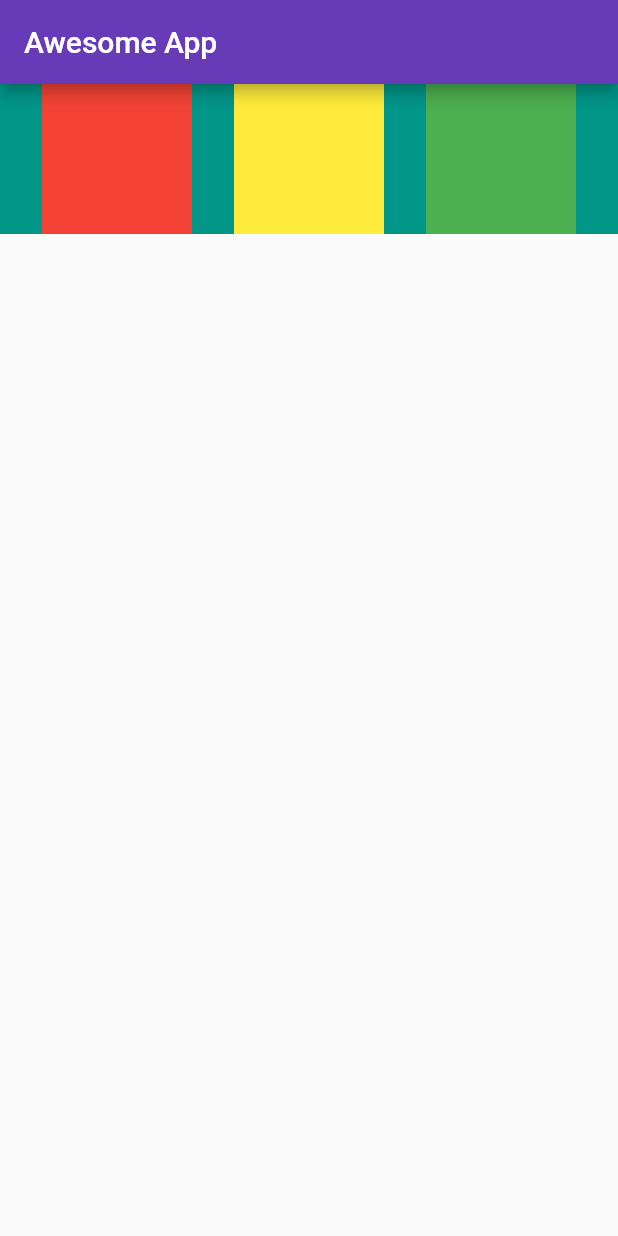
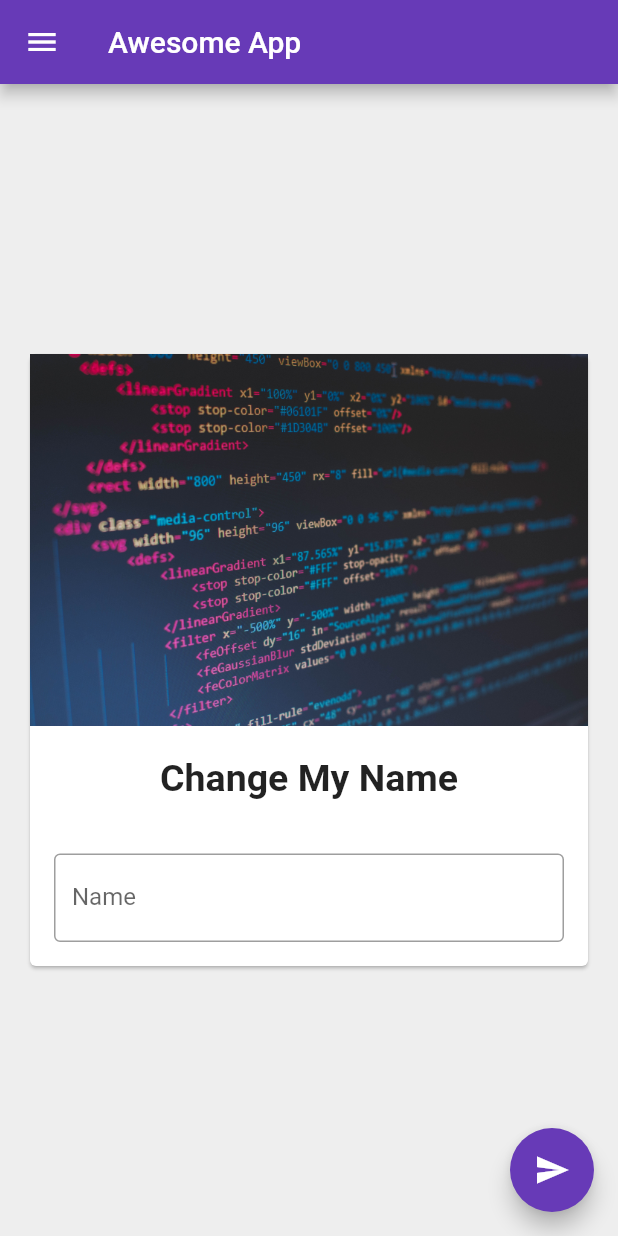
Before and after one commit to MitchellQ/flutter_essentials, a Flutter app: the screen it shows after launch, on a phone screen of 412 x 824 dp. Run offline on Flutter 3.47's test engine with Material 2 defaults, Android fonts, the phone set to English and light mode, and no system bars.

Commit message:
Chapter 4 Completed

```diff
--- a/lib/main.dart
+++ b/lib/main.dart
@@ -8,46 +8,102 @@ void main() {
       )));
 }
 
-class HomePage extends StatelessWidget {
+class HomePage extends StatefulWidget {
   const HomePage({Key? key}) : super(key: key);
+
+  @override
+  State<HomePage> createState() => _HomePageState();
+}
+
+class _HomePageState extends State<HomePage> {
+  var myText = "Change My Name";
+  final TextEditingController _nameController = TextEditingController();
 
   @override
   Widget build(BuildContext context) {
     return Scaffold(
+      backgroundColor: Colors.grey[200],
       appBar: AppBar(
         title: const Text("Awesome App"),
       ),
-      body: Container(
-        color: Colors.teal,
-        height: 100,
-        child: Row(
-          mainAxisAlignment: MainAxisAlignment.spaceEvenly,
-          crossAxisAlignment: CrossAxisAlignment.stretch,
+      body: Center(
+          child: Padding(
+        padding: const EdgeInsets.all(16),
+        child: SingleChildScrollView(
+          child: Card(
+            child: Column(
+              children: <Widget>[
+                Image.asset(
+                  "assets/bg.jpg",
+                ),
+                const SizedBox(
+                  height: 20,
+                ),
+                Text(
+                  myText,
+                  style: const TextStyle(
+                    fontSize: 25,
+                    fontWeight: FontWeight.bold,
+                  ),
+                ),
+                const SizedBox(
+                  height: 20,
+                ),
+                Padding(
+                  padding: const EdgeInsets.all(16),
+                  child: TextField(
+                    controller: _nameController,
+                    decoration: const InputDecoration(
+                      border: OutlineInputBorder(),
+                      hintText: "Enter some text here",
+                      labelText: "Name",
+                    ),
+                  ),
+                ),
+              ],
+            ),
+          ),
+        ),
+      )),
+      drawer: Drawer(
+        child: ListView(
           children: <Widget>[
-            Container(
-              padding: const EdgeInsets.all(8),
-              width: 100,
-              height: 100,
-              alignment: Alignment.center,
-              color: Colors.red,
+            // DrawerHeader(
+            //   child: Text("Hi I am a drawer"),
+            //   decoration: BoxDecoration(color: Colors.purple),
+            // ),
+            const UserAccountsDrawerHeader(
+              accountName: Text("Mitchell Quarrie"),
+              accountEmail: Text("mitchellq@missionreadyhq.com"),
+              currentAccountPicture: CircleAvatar(
+                backgroundImage: NetworkImage(
+                  "https://img.nzdating.com/photos/p/b/18b9st_FGIORf5f3afVlbw--.jpg",
+                ),
+              ),
             ),
-            Container(
-              padding: const EdgeInsets.all(8),
-              width: 100,
-              height: 100,
-              alignment: Alignment.center,
-              color: Colors.yellow,
+            ListTile(
+              leading: const Icon(Icons.person),
+              title: const Text("Mitchell Quarrie"),
+              subtitle: const Text("Developer"),
+              trailing: const Icon(Icons.edit),
+              onTap: () {},
             ),
-            Container(
-              padding: const EdgeInsets.all(8),
-              width: 100,
-              height: 100,
-              alignment: Alignment.center,
-              color: Colors.green,
+            const ListTile(
+              leading: Icon(Icons.email),
+              title: Text("Test"),
+              subtitle: Text("Developer"),
+              trailing: Icon(Icons.add),
             ),
           ],
         ),
       ),
+      floatingActionButton: FloatingActionButton(
+        onPressed: () {
+          myText = _nameController.text;
+          setState(() {});
+        },
+        child: const Icon(Icons.send),
+      ),
     );
   }
 }
```
Also changed, not shown: pubspec.yaml (+3 -6 lines), assets/bg.jpg (added), 1 other file.
